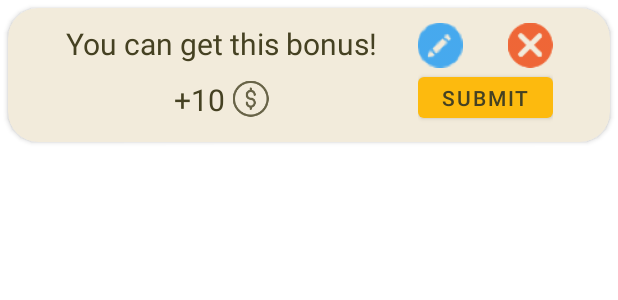
After one commit to NyotaUhura/SugarBaby, an Android app: the layout parent_gift_unagree_item.xml on its own in the app's theme, with its tools: preview values and no code run, on a phone screen of 412 x 824 dp. The commit adds this screen. Shown: the top 300 px of the screen. Run offline under Robolectric (Android 15) with nearby library versions, the phone set to English and light mode, and no system bars; Roboto replaces fonts that are not available here.

Commit message:
added 2 types of gifts

```diff
--- /dev/null
+++ b/app/src/main/res/layout/parent_gift_unagree_item.xml
@@ -0,0 +1,124 @@
+<?xml version="1.0" encoding="utf-8"?>
+
+<androidx.cardview.widget.CardView xmlns:android="http://schemas.android.com/apk/res/android"
+    xmlns:app="http://schemas.android.com/apk/res-auto"
+    xmlns:tools="http://schemas.android.com/tools"
+    android:id="@+id/gift_info_card"
+    android:layout_width="match_parent"
+    android:layout_height="wrap_content"
+    android:layout_margin="5dp"
+    app:cardBackgroundColor="@color/light_brown"
+    app:cardCornerRadius="@dimen/corner_radius">
+
+    <androidx.constraintlayout.widget.ConstraintLayout
+        android:layout_width="match_parent"
+        android:layout_height="match_parent"
+        android:layout_margin="10dp">
+
+        <androidx.constraintlayout.widget.ConstraintLayout
+            android:id="@+id/left_part"
+            android:layout_width="wrap_content"
+            android:layout_height="match_parent"
+            app:layout_constraintEnd_toStartOf="@id/control_part_layout"
+            app:layout_constraintStart_toStartOf="parent">
+
+            <TextView
+                android:id="@+id/gift_title_text"
+                style="@style/TextGiftBody"
+                android:layout_width="match_parent"
+                android:layout_height="wrap_content"
+                android:layout_gravity="center"
+                android:gravity="center"
+                android:layout_marginBottom="10dp"
+                app:layout_constraintBottom_toTopOf="@id/price_block"
+                app:layout_constraintTop_toTopOf="parent"
+                tools:text="You can get this bonus!" />
+
+            <LinearLayout
+                android:id="@+id/price_block"
+                android:layout_height="wrap_content"
+                android:layout_width="wrap_content"
+                android:layout_gravity="bottom"
+                android:gravity="center"
+                app:layout_constraintStart_toStartOf="parent"
+                app:layout_constraintEnd_toEndOf="parent"
+                app:layout_constraintBottom_toBottomOf="parent">
+
+                <TextView
+                    android:id="@+id/money_text"
+                    style="@style/TextTaskMoney"
+                    android:layout_width="wrap_content"
+                    android:layout_height="wrap_content"
+                    android:layout_marginEnd="5dp"
+                    app:layout_constraintBottom_toBottomOf="parent"
+                    app:layout_constraintEnd_toStartOf="@+id/money_icon"
+                    app:layout_constraintStart_toStartOf="parent"
+                    tools:text="+10" />
+
+                <ImageView
+                    android:id="@+id/money_icon"
+                    android:layout_width="wrap_content"
+                    android:layout_height="wrap_content"
+                    android:src="@drawable/money_icon"
+                    app:layout_constraintBottom_toBottomOf="parent"
+                    app:layout_constraintEnd_toEndOf="parent"
+                    app:layout_constraintStart_toEndOf="@+id/money_text" />
+            </LinearLayout>
+
+        </androidx.constraintlayout.widget.ConstraintLayout>
+
+    <androidx.constraintlayout.widget.ConstraintLayout
+        android:id="@+id/control_part_layout"
+        android:layout_width="wrap_content"
+        android:layout_height="match_parent"
+        app:layout_constraintStart_toEndOf="@id/left_part"
+        app:layout_constraintEnd_toEndOf="parent">
+
+        <androidx.constraintlayout.widget.ConstraintLayout
+            android:id="@+id/edit_delete_part_layout"
+            android:layout_width="0dp"
+            app:layout_constraintStart_toStartOf="parent"
+            app:layout_constraintEnd_toEndOf="parent"
+            android:layout_height="match_parent">
+
+            <ImageButton
+                android:id="@+id/edit_button"
+                android:layout_width="30dp"
+                android:layout_height="30dp"
+                app:layout_constraintTop_toTopOf="parent"
+                app:layout_constraintStart_toStartOf="parent"
+                android:background="@drawable/ic_edit_task"
+
+                >
+            </ImageButton>
+
+            <ImageButton
+                android:id="@+id/disagree_button"
+                android:layout_width="30dp"
+                android:layout_height="30dp"
+                app:layout_constraintTop_toTopOf="parent"
+                app:layout_constraintEnd_toEndOf="parent"
+                android:background="@drawable/ic_delete_task"
+                >
+            </ImageButton>
+        </androidx.constraintlayout.widget.ConstraintLayout>
+
+        <Button
+            android:id="@+id/agree_button"
+            android:layout_width="match_parent"
+            android:layout_height="wrap_content"
+            app:layout_constraintTop_toBottomOf="@+id/edit_delete_part_layout"
+            app:layout_constraintEnd_toEndOf="parent"
+            app:layout_constraintStart_toStartOf="parent"
+            app:layout_constraintBottom_toBottomOf="parent"
+            android:text="Submit"
+            android:minWidth="0dp"
+            android:minHeight="0dp"
+
+            >
+        </Button>
+
+    </androidx.constraintlayout.widget.ConstraintLayout>
+
+    </androidx.constraintlayout.widget.ConstraintLayout>
+</androidx.cardview.widget.CardView>
```
Also changed, not shown: app/src/main/java/com/example/sbaby/gift/GiftFragment.kt (+30 -4 lines), app/src/main/java/com/example/sbaby/gift/GiftViewModel.kt (+28 -0 lines), app/src/main/java/com/example/sbaby/viewholders/gift/GiftCardViewHolder.kt (+32 -0 lines), app/src/main/res/layout/fragment_gift.xml (+7 -3 lines).
